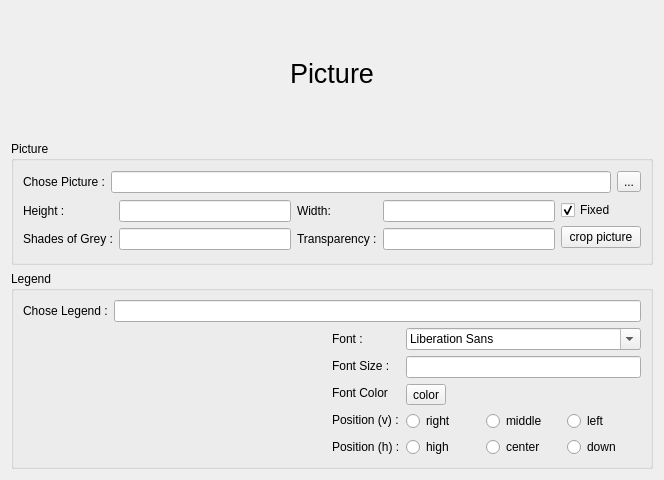
This is sources/Forms/formpictures.ui in jose94752/ClipEdit as Qt 5 draws it before an edit. The edited form follows.
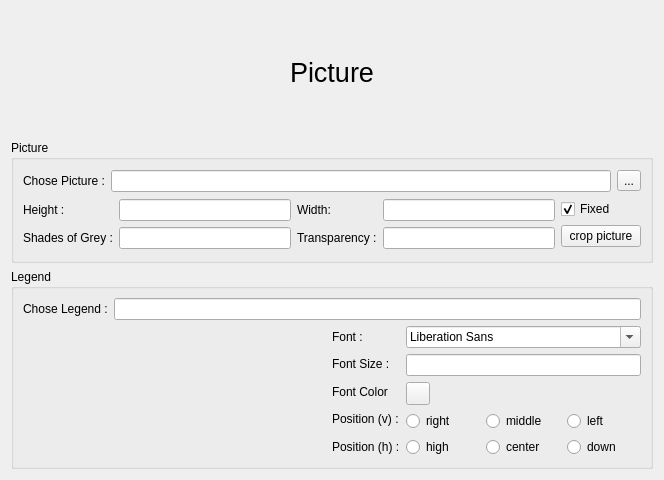
This is the edited form. Custom widgets are drawn as their Qt base class.

Patch:
```diff
--- a/sources/Forms/formpictures.ui
+++ b/sources/Forms/formpictures.ui
@@ -266,7 +266,7 @@
                 <item>
                  <widget class="ColorButton" name="toolButton_lg_colour">
                   <property name="text">
-                   <string>color</string>
+                   <string/>
                   </property>
                  </widget>
                 </item>
```
